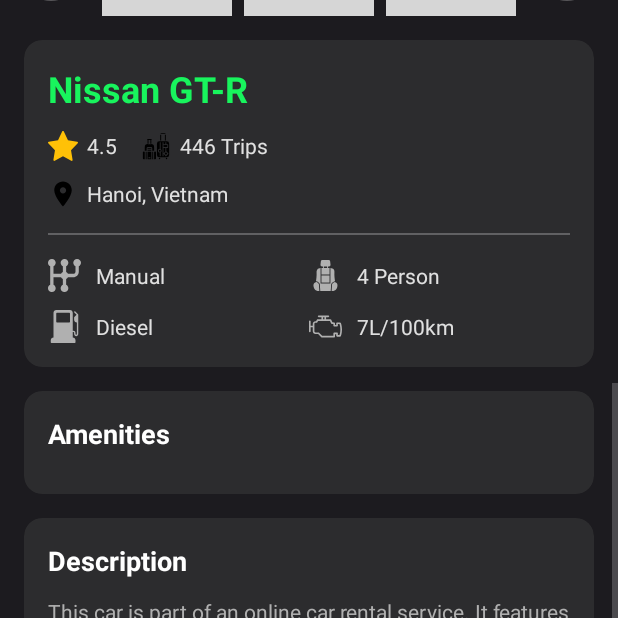
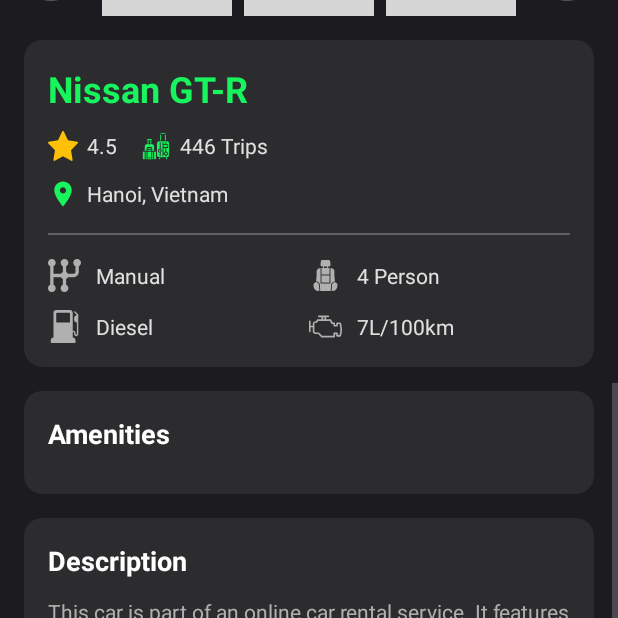
Before and after one commit to AkioCkist/WhaleXe, an Android app: the CarDetailActivity screen opened directly, with no data from a screen before it, scrolled down 370 dp, on a phone screen of 412 x 824 dp, the top half of it. Run offline under Robolectric (Android 15) with nearby library versions, the phone set to English and light mode, and no system bars; our stand-ins replace Firebase (no records; nobody signed in at launch, a user with empty details on screens opened directly); pictures from the network do not load; grey boxes are pictures that could not be loaded.

Commit message:
Update activity_car_detail.xml to apply green tint to trip and location icons

```diff
--- a/app/src/main/res/layout/activity_car_detail.xml
+++ b/app/src/main/res/layout/activity_car_detail.xml
@@ -229,7 +229,8 @@
                             android:layout_width="20dp"
                             android:layout_height="20dp"
                             android:layout_marginEnd="6dp"
-                            android:src="@drawable/cardetail_ic_trips" />
+                            android:src="@drawable/cardetail_ic_trips"
+                            app:tint="@color/green_primary" />
 
                         <TextView
                             android:id="@+id/tv_trips"
@@ -252,7 +253,8 @@
                         android:layout_width="20dp"
                         android:layout_height="20dp"
                         android:layout_marginEnd="6dp"
-                        android:src="@drawable/cardetail_ic_location" />
+                        android:src="@drawable/cardetail_ic_location"
+                        app:tint="@color/green_primary" />
 
                     <TextView
                         android:id="@+id/tv_location"
```
